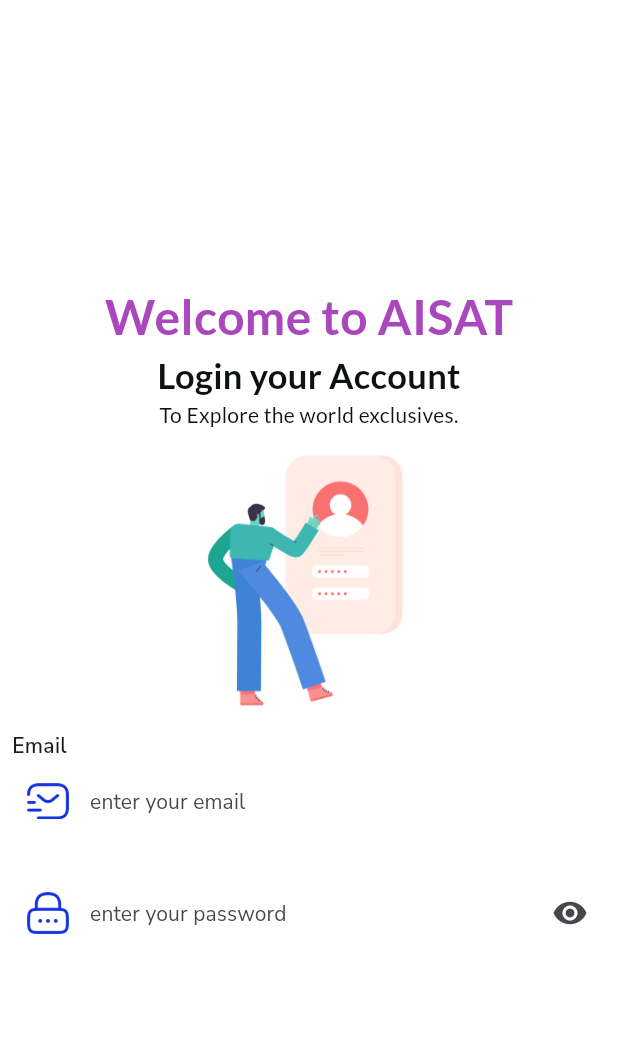
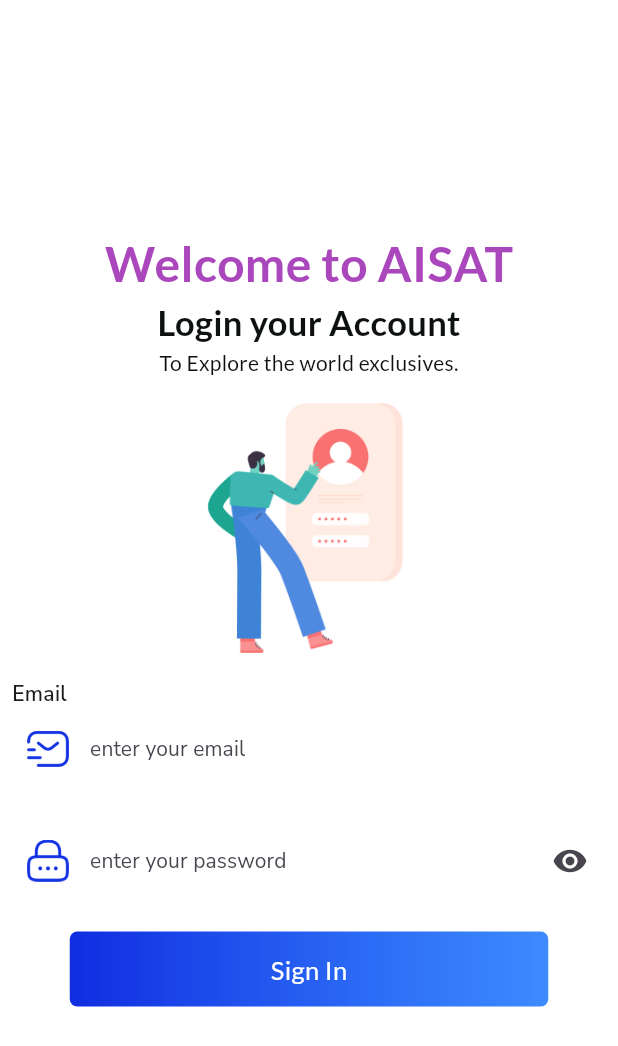
Before and after one commit to katawutuio/aisat_store_app, a Flutter app: the screen it shows after launch, on a phone screen of 412 x 824 dp. Shown: the top 1046 px of the screen. Run offline on Flutter 3.47's test engine with Material 3 defaults, Android fonts, the phone set to English and light mode, and no system bars; our stand-ins replace google_fonts.

Commit message:
create sigin button - สร้างปุ่ม sign in ขึ้นมาด้วย container widget - ตกแต่ง container widget ใก้กลายเป็นปุ่ม

```diff
--- a/lib/views/screens/authentication_screen/login_screen.dart
+++ b/lib/views/screens/authentication_screen/login_screen.dart
@@ -35,8 +35,12 @@
               ),
               Text(
                 "To Explore the world exclusives.",
-                style: GoogleFonts.getFont('Lato',
-                    color: Color(0xFF0d120E), fontSize: 14, letterSpacing: 0.2),
+                style: GoogleFonts.getFont(
+                  'Lato',
+                  color: Color(0xFF0d120E),
+                  fontSize: 14,
+                  letterSpacing: 0.2,
+                ),
               ),
               Image.asset(
                 'assets/images/Illustration.png',
@@ -108,6 +112,30 @@
                   suffixIcon: Icon(Icons.visibility),
                 ),
               ),
+              SizedBox(
+                height: 20,
+              ),
+              Container(
+                width: 319,
+                height: 50,
+                decoration: BoxDecoration(
+                  borderRadius: BorderRadius.circular(5),
+                  gradient: LinearGradient(colors: [
+                    Color(0xFF102DE1),
+                    Color(0xCC0D6EFF),
+                  ]),
+                ),
+                child: Center(
+                  child: Text(
+                    'Sign In',
+                    style: GoogleFonts.getFont(
+                      'Lato',
+                      fontSize: 17,
+                      color: Colors.white,
+                    ),
+                  ),
+                ),
+              )
             ],
           ),
         ),
```
